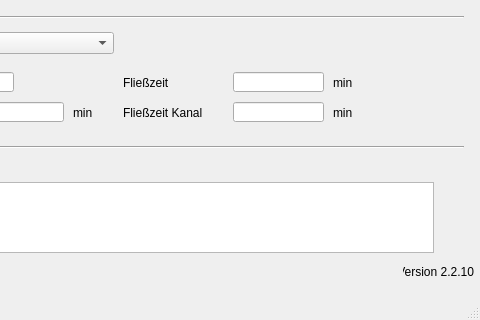
This is qkan/database/templates/flaechen.ui in hoettges/QKan as Qt 5 draws it before an edit; both pictures show x 167 to 647 and y 188 to 508 of the 647 by 508 pixel window. The edited form follows.
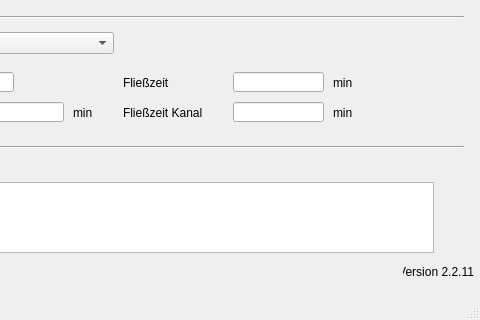
This is the edited form. Custom widgets are drawn as their Qt base class.

Patch:
```diff
--- a/qkan/database/templates/flaechen.ui
+++ b/qkan/database/templates/flaechen.ui
@@ -420,7 +420,7 @@
      <string>Version QKan Import</string>
     </property>
     <property name="text">
-     <string>Version 2.2.10</string>
+     <string>Version 2.2.11</string>
     </property>
     <property name="alignment">
      <set>Qt::AlignRight|Qt::AlignTrailing|Qt::AlignVCenter</set>
```
